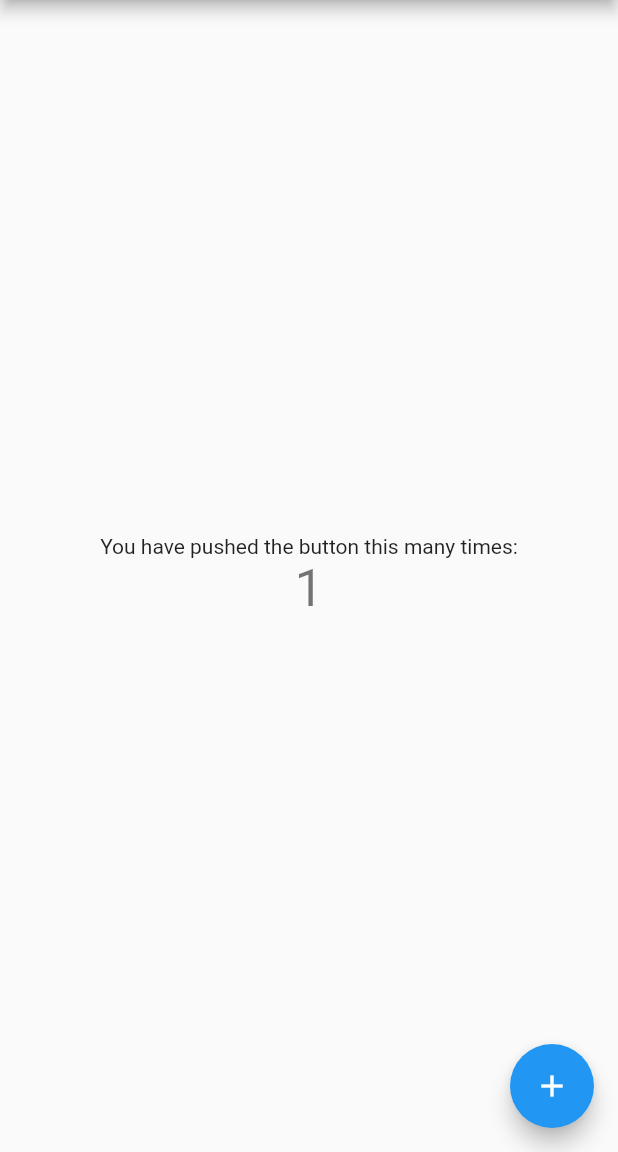
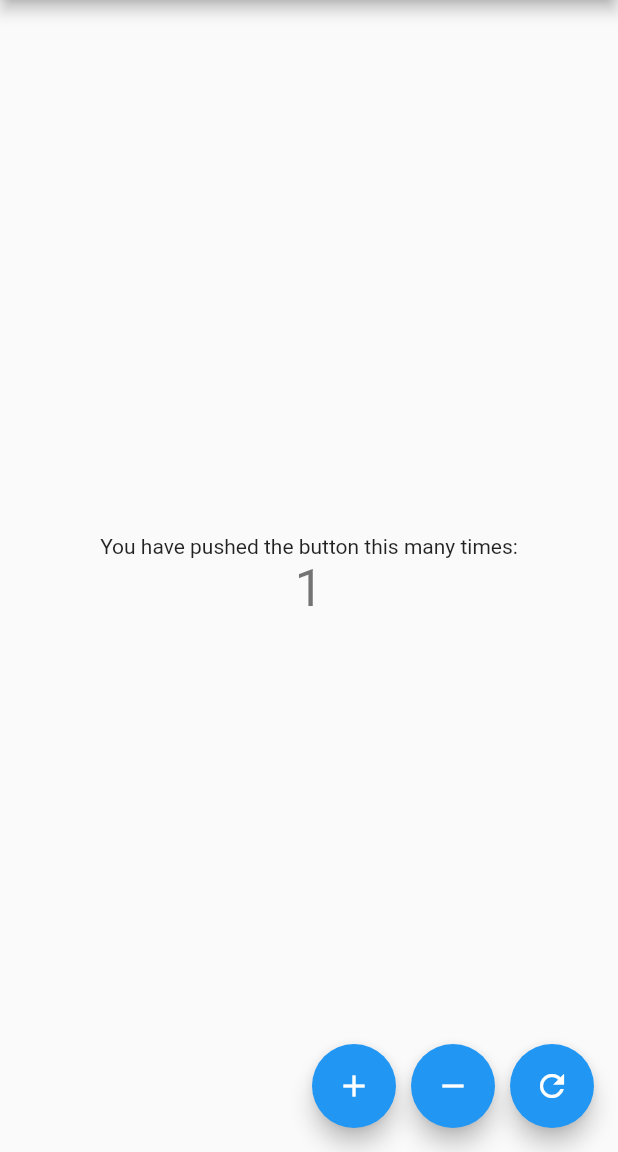
Before and after one commit to anubhavbagri/bloc-pattern, a Flutter app: the screen it shows after launch, after a tap on the "add" icon, on a phone screen of 412 x 824 dp, the part 84-1236 px from its top. Run offline on Flutter 3.47's test engine with Material 2 defaults, Android fonts, the phone set to English and light mode, and no system bars.

```diff
--- a/lib/controllers/counter_bloc.dart
+++ b/lib/controllers/counter_bloc.dart
@@ -1,12 +1,40 @@
 import 'dart:async';
 
+enum CounterAction {
+  Increment,
+  Decrement,
+  Reset,
+}
+
 class CounterBloc {
+  int? counter;
   final _stateStreamController = StreamController<int>();
 
   StreamSink<int> get counterSink =>
       _stateStreamController.sink; //input property
   Stream<int> get counterStream =>
       _stateStreamController.stream; //output property
+
+  final _eventStreamController = StreamController<CounterAction>();
+
+  StreamSink<CounterAction> get eventSink =>
+      _eventStreamController.sink; //input property
+  Stream<CounterAction> get eventStream =>
+      _eventStreamController.stream; //output property
+
+  CounterBloc() {
+    counter = 0;
+    eventStream.listen((event) {
+      if (event == CounterAction.Increment)
+        counter = counter! + 1;
+      else if (event == CounterAction.Decrement)
+        counter = counter! - 1;
+      else
+        counter = 0;
+
+      counterSink.add(counter!);
+    });
+  }
 }
 
 // class CounterBloc {
--- a/lib/views/home_page.dart
+++ b/lib/views/home_page.dart
@@ -11,7 +11,6 @@ class MyHomePage extends StatefulWidget {
 }
 
 class _MyHomePageState extends State<MyHomePage> {
-  int _counter = 0;
   final counterBloc = CounterBloc();
 
   @override
@@ -30,9 +29,11 @@ class _MyHomePageState extends State<MyHomePage> {
             ),
             StreamBuilder<Object>(
               stream: counterBloc.counterStream,
+              initialData: 0,
               builder: (context, snapshot) {
+                //Text has a binding with the output of the Stream controller
                 return Text(
-                  '$_counter',
+                  '${snapshot.data}',
                   style: Theme.of(context).textTheme.headline4,
                 );
               },
@@ -40,13 +41,37 @@ class _MyHomePageState extends State<MyHomePage> {
           ],
         ),
       ),
-      floatingActionButton: FloatingActionButton(
-        onPressed: () {
-          _counter++;
-          counterBloc.counterSink.add(_counter);
-        },
-        tooltip: 'Increment',
-        child: Icon(Icons.add),
+      floatingActionButton: Row(
+        mainAxisAlignment: MainAxisAlignment.end,
+        children: [
+          FloatingActionButton(
+            onPressed: () {
+              counterBloc.eventSink.add(CounterAction.Increment);
+            },
+            tooltip: 'Increment',
+            child: Icon(Icons.add),
+          ),
+          SizedBox(
+            width: 10,
+          ),
+          FloatingActionButton(
+            onPressed: () {
+              counterBloc.eventSink.add(CounterAction.Decrement);
+            },
+            tooltip: 'Decrement',
+            child: Icon(Icons.remove),
+          ),
+          SizedBox(
+            width: 10,
+          ),
+          FloatingActionButton(
+            onPressed: () {
+              counterBloc.eventSink.add(CounterAction.Reset);
+            },
+            tooltip: 'Reset',
+            child: Icon(Icons.refresh),
+          ),
+        ],
       ),
     );
   }
```
